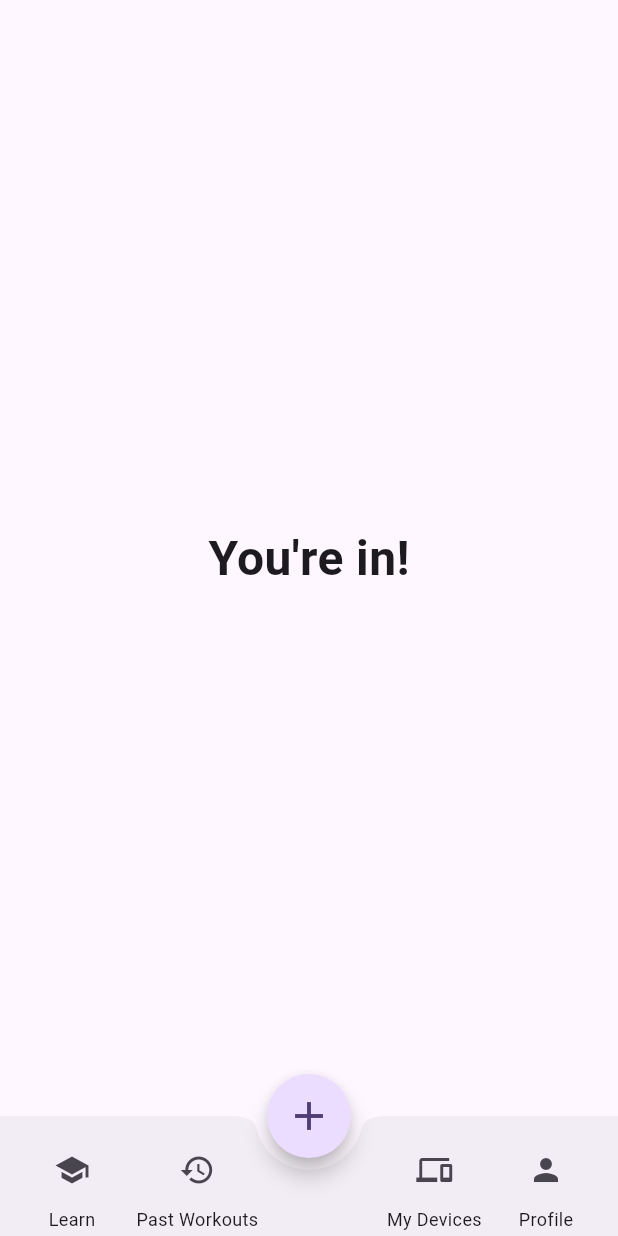
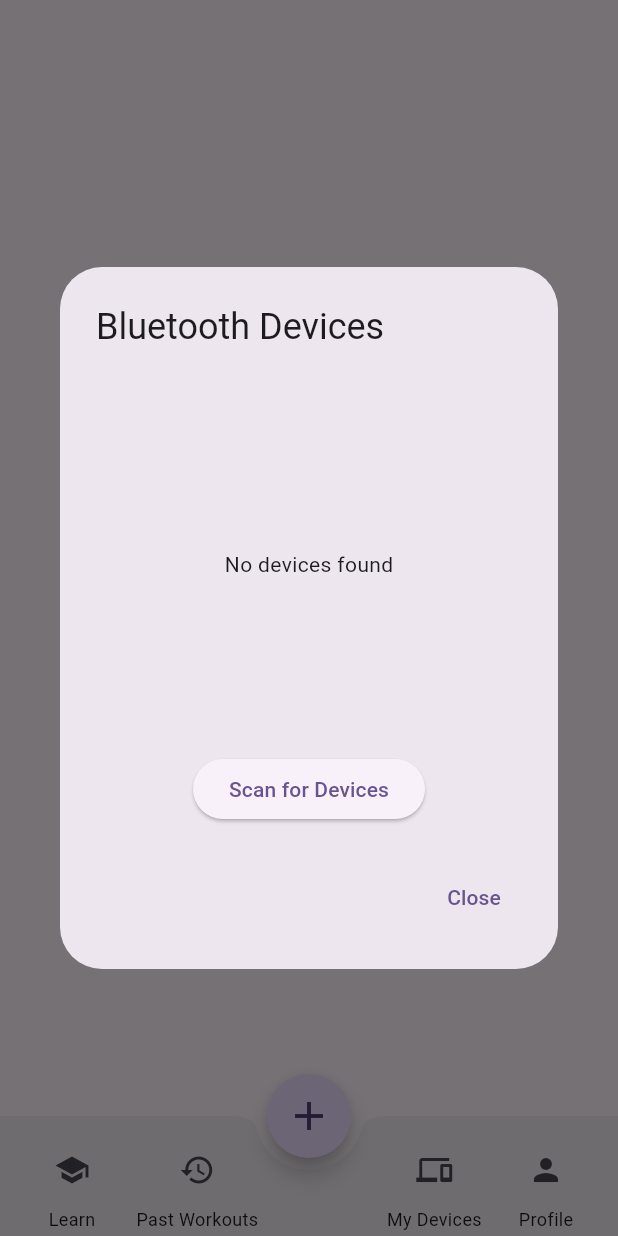
Before and after one commit to AidanRothstein/kineura_app, a Flutter app: the DashboardScreen screen opened directly, after a tap on the "add" icon, on a phone screen of 412 x 824 dp. Run offline on Flutter 3.47's test engine with Material 3 defaults, Android fonts, the phone set to English and light mode, and no system bars; our stand-ins replace flutter_blue_plus, permission_handler; missing offline and left inert: amplify_auth_cognito, amplify_flutter.

Commit message:
added pop up and scanning, bluetooth still not working

```diff
--- a/lib/screens/dashboard_screen.dart
+++ b/lib/screens/dashboard_screen.dart
@@ -1,8 +1,100 @@
 import 'package:flutter/material.dart';
-import 'my_devices_screen.dart'; // Make sure this file exists and is correctly named
+import 'package:flutter_blue_plus/flutter_blue_plus.dart';
+import 'package:permission_handler/permission_handler.dart';
+import 'dart:async';
 
-class DashboardScreen extends StatelessWidget {
+class DashboardScreen extends StatefulWidget {
   const DashboardScreen({super.key});
+
+  @override
+  State<DashboardScreen> createState() => _DashboardScreenState();
+}
+
+class _DashboardScreenState extends State<DashboardScreen> {
+  List<ScanResult> _scanResults = [];
+  StreamSubscription<List<ScanResult>>? _scanSub;
+
+  void _showBluetoothDevicesDialog(BuildContext context) {
+    showDialog(
+      context: context,
+      builder: (context) => AlertDialog(
+        title: const Text('Bluetooth Devices'),
+        content: Container(
+          width: double.maxFinite,
+          height: 300,
+          child: Column(
+            children: [
+              Expanded(
+                child: _scanResults.isEmpty
+                    ? const Center(child: Text('No devices found'))
+                    : ListView.builder(
+                        itemCount: _scanResults.length,
+                        itemBuilder: (context, index) {
+                          final device = _scanResults[index].device;
+                          final name = device.platformName.isNotEmpty
+                              ? device.platformName
+                              : '(unknown)';
+                          return ListTile(
+                            title: Text(name),
+                            subtitle: Text(device.remoteId.str),
+                            trailing: Text('${_scanResults[index].rssi} dBm'),
+                          );
+                        },
+                      ),
+              ),
+              ElevatedButton(
+                onPressed: () => _startDeviceScan(),
+                child: const Text('Scan for Devices'),
+              ),
+            ],
+          ),
+        ),
+        actions: [
+          TextButton(
+            onPressed: () => Navigator.of(context).pop(),
+            child: const Text('Close'),
+          ),
+        ],
+      ),
+    );
+  }
+
+  Future<void> _startDeviceScan() async {
+    // Request permissions
+    await Permission.bluetooth.request();
+    await Permission.bluetoothScan.request();
+    await Permission.bluetoothConnect.request();
+    await Permission.locationWhenInUse.request();
+
+    // Clear previous results
+    setState(() => _scanResults.clear());
+
+    // Start scan
+    await FlutterBluePlus.startScan(
+      timeout: const Duration(seconds: 10),
+      continuousUpdates: true,
+    );
+
+    // Cancel previous subscription if any
+    await _scanSub?.cancel();
+
+    // Listen to scan results
+    _scanSub = FlutterBluePlus.scanResults.listen((results) {
+      // Remove duplicates by device id
+      final unique = <String, ScanResult>{};
+      for (var r in results) {
+        unique[r.device.remoteId.str] = r;
+      }
+      setState(() => _scanResults = unique.values.toList());
+    });
+  }
+
+  @override
+  void dispose() {
+    _scanSub?.cancel();
+    FlutterBluePlus.stopScan();
+    super.dispose();
+  }
 
   @override
   Widget build(BuildContext context) {
@@ -24,38 +116,35 @@ class DashboardScreen extends StatelessWidget {
           child: Row(
             mainAxisAlignment: MainAxisAlignment.spaceBetween,
             children: [
-              _navButton(icon: Icons.school, label: 'Learn', onTap: () {
-                // TODO
-              }),
-              _navButton(icon: Icons.history, label: 'Past Workouts', onTap: () {
-                // TODO
-              }),
-              const SizedBox(width: 48), // space for the FAB
+              _navButton(
+                icon: Icons.school,
+                label: 'Learn',
+                onTap: () {},
+              ),
+              _navButton(
+                icon: Icons.history,
+                label: 'Past Workouts',
+                onTap: () {},
+              ),
+              const SizedBox(width: 48),
               _navButton(
                 icon: Icons.devices,
                 label: 'My Devices',
-                onTap: () {
-                  Navigator.push(
-                    context,
-                    MaterialPageRoute(
-                      builder: (context) => const MyDevicesScreen(),
-                    ),
-                  );
-                },
+                onTap: () {},
               ),
-              _navButton(icon: Icons.person, label: 'Profile', onTap: () {
-                // TODO
-              }),
+              _navButton(
+                icon: Icons.person,
+                label: 'Profile',
+                onTap: () {},
+              ),
             ],
           ),
         ),
       ),
       floatingActionButton: Tooltip(
-        message: 'Start Workout',
+        message: 'Manage Bluetooth Devices',
         child: FloatingActionButton(
-          onPressed: () {
-            // TODO: Navigate to start workout screen
-          },
+          onPressed: () => _showBluetoothDevicesDialog(context),
           shape: const CircleBorder(),
           child: const Icon(Icons.add, size: 32),
         ),
@@ -64,7 +153,7 @@ class DashboardScreen extends StatelessWidget {
     );
   }
 
-  static Widget _navButton({
+  Widget _navButton({
     required IconData icon,
     required String label,
     required VoidCallback onTap,
--- a/pubspec.yaml
+++ b/pubspec.yaml
@@ -28,6 +28,8 @@ environment:
 # the latest version available on pub.dev. To see which dependencies have newer
 # versions available, run `flutter pub outdated`.
 dependencies:
+  flutter_blue_plus: ^1.2.0
+  permission_handler: ^12.0.0 # For Android 12+ permission handling
   flutter:
     sdk: flutter
   amplify_flutter: ^1.6.2
@@ -44,12 +46,14 @@ dev_dependencies:
   flutter_test:
     sdk: flutter
 
+
   # The "flutter_lints" package below contains a set of recommended lints to
   # encourage good coding practices. The lint set provided by the package is
   # activated in the `analysis_options.yaml` file located at the root of your
   # package. See that file for information about deactivating specific lint
   # rules and activating additional ones.
   flutter_lints: ^5.0.0
+  melos: ^6.0.0
 
 # For information on the generic Dart part of this file, see the
 # following page: https://dart.dev/tools/pub/pubspec
```
Also changed, not shown: melos.yaml (added), pubspec.lock, 4 other files.
